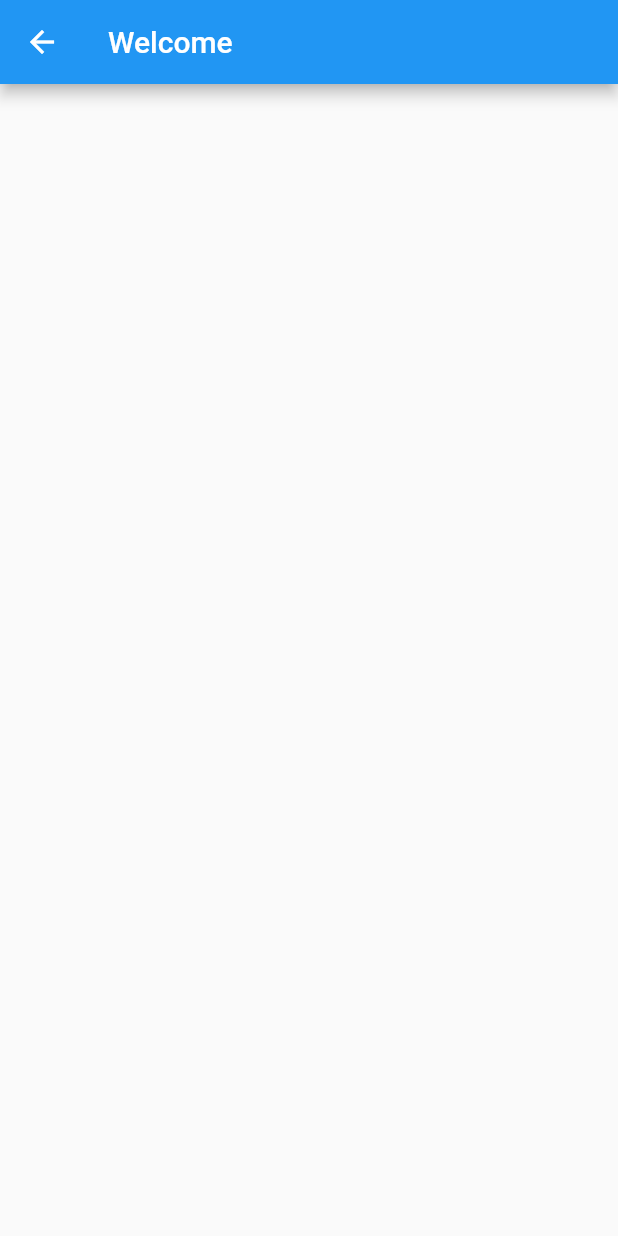
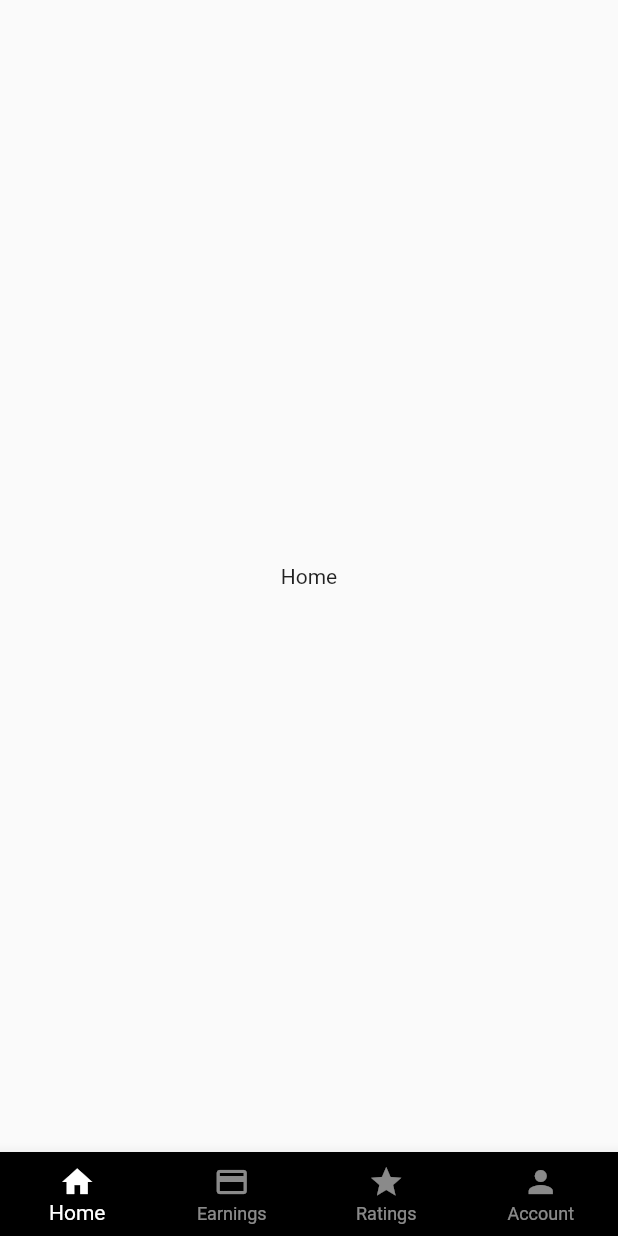
Before and after one commit to chaoticgoodpanda/taxi-bookings-app, a Flutter app: the screen it shows after launch, on a phone screen of 412 x 824 dp. Run offline on Flutter 3.47's test engine with Material 2 defaults, Android fonts, the light colour scheme and no system bars.

Commit message:
Set up home screen with bottom navigation menu bar

```diff
--- a/lib/mainScreens/main_screen.dart
+++ b/lib/mainScreens/main_screen.dart
@@ -1,4 +1,8 @@
 import 'package:flutter/material.dart';
+import 'package:taxi_bookings_app/tabPages/earning_tab.dart';
+import 'package:taxi_bookings_app/tabPages/home_tab.dart';
+import 'package:taxi_bookings_app/tabPages/profile_tab.dart';
+import 'package:taxi_bookings_app/tabPages/ratings_tab.dart';
 
 class MainScreen extends StatefulWidget {
   const MainScreen({Key? key}) : super(key: key);
@@ -7,12 +11,68 @@ class MainScreen extends StatefulWidget {
   State<MainScreen> createState() => _MainScreenState();
 }
 
-class _MainScreenState extends State<MainScreen> {
+class _MainScreenState extends State<MainScreen> with SingleTickerProviderStateMixin {
+
+  TabController? tabController;
+  int selectedIndex = 0;
+
+  onItemClicked(int index)
+  {
+    setState(() {
+      selectedIndex = index;
+      tabController!.index = selectedIndex;
+    });
+  }
+
+  @override
+  void initState() {
+    // TODO: implement initState
+    super.initState();
+
+    // length = 4 because we are creating 4 pages
+    tabController = TabController(length: 4, vsync: this);
+  }
+
   @override
   Widget build(BuildContext context) {
     return Scaffold(
-      appBar: AppBar(
-        title: const Text("Welcome"),
+      body: TabBarView(
+        physics: NeverScrollableScrollPhysics(),
+        controller: tabController,
+        children: const [
+          HomeTabPage(),
+          EarningsTabPage(),
+          RatingsTabPage(),
+          ProfileTabPage(),
+        ],
+      ),
+      bottomNavigationBar: BottomNavigationBar(
+        items: const [
+          BottomNavigationBarItem(
+            icon: Icon(Icons.home),
+            label: "Home",
+          ),
+          BottomNavigationBarItem(
+            icon: Icon(Icons.credit_card),
+            label: "Earnings",
+          ),
+          BottomNavigationBarItem(
+            icon: Icon(Icons.star),
+            label: "Ratings",
+          ),
+          BottomNavigationBarItem(
+            icon: Icon(Icons.person),
+            label: "Account",
+          ),
+        ],
+        unselectedItemColor: Colors.white54,
+        selectedItemColor: Colors.white,
+        backgroundColor: Colors.black,
+        type: BottomNavigationBarType.fixed,
+        selectedLabelStyle: TextStyle(fontSize: 14),
+        showUnselectedLabels: true,
+        currentIndex: selectedIndex,
+        onTap: onItemClicked,
       ),
     );
   }
--- /dev/null
+++ b/lib/tabPages/home_tab.dart
@@ -0,0 +1,20 @@
+import 'package:flutter/material.dart';
+
+class HomeTabPage extends StatefulWidget {
+  const HomeTabPage({Key? key}) : super(key: key);
+
+  @override
+  State<HomeTabPage> createState() => _HomeTabPageState();
+}
+
+class _HomeTabPageState extends State<HomeTabPage> {
+  @override
+  Widget build(BuildContext context) {
+    return const Center(
+      child: Text(
+
+          "Home"
+      ),
+    );
+  }
+}
```
Also changed, not shown: lib/tabPages/earning_tab.dart (added, +20 -0 lines), lib/tabPages/profile_tab.dart (added, +19 -0 lines), lib/tabPages/ratings_tab.dart (added, +19 -0 lines).
